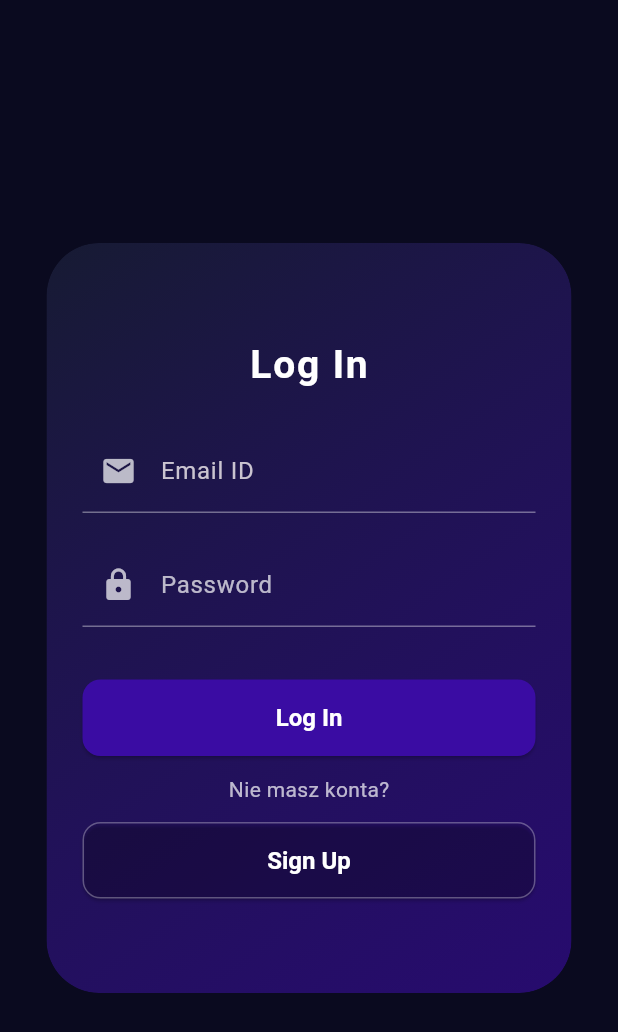
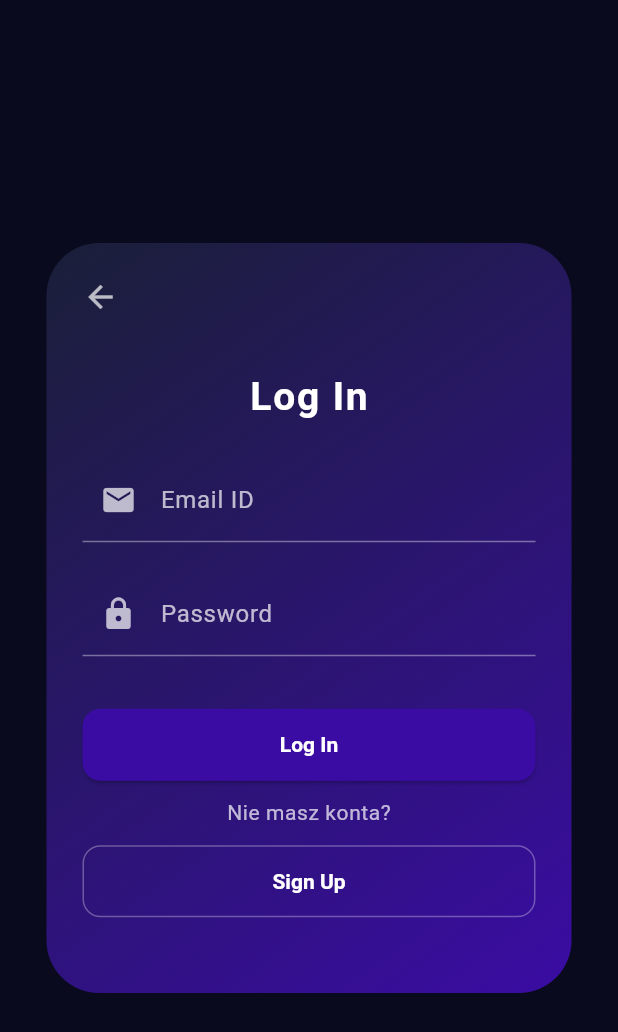
Before and after one commit to BimBomTeam/ab-planner-front, a Flutter app: the screen it shows after launch, after a tap on the "login" icon, on a phone screen of 412 x 824 dp. Shown: the top 1032 px of the screen. Run offline on Flutter 3.47's test engine with Material 3 defaults, Android fonts, the phone set to English and light mode, and no system bars.

Commit message:
add launch configuration, improve custom login theme and navigation

```diff
--- a/ab_planner/lib/main.dart
+++ b/ab_planner/lib/main.dart
@@ -11,61 +11,60 @@ void main() {
 
 final ThemeData customLoginTheme = ThemeData(
   brightness: Brightness.dark,
-  scaffoldBackgroundColor: Color(0xFF0A0A1F), // ciemne tło
+  scaffoldBackgroundColor: const Color(0xFF0A0A1F),
 
-  inputDecorationTheme: InputDecorationTheme(
-    filled: false,
+  inputDecorationTheme: const InputDecorationTheme(
+    prefixIconColor: Colors.white70,
+    labelStyle: TextStyle(color: Colors.white70),
     hintStyle: TextStyle(color: Colors.white70),
     enabledBorder: UnderlineInputBorder(
-      borderSide: BorderSide(color: Colors.white30),
+      borderSide: BorderSide(color: Colors.white38),
     ),
     focusedBorder: UnderlineInputBorder(
       borderSide: BorderSide(color: Colors.white),
     ),
-    prefixIconColor: Colors.white,
   ),
 
-  textTheme: TextTheme(
+  textTheme: const TextTheme(
     bodyMedium: TextStyle(color: Colors.white),
     labelLarge: TextStyle(color: Colors.white),
     titleLarge: TextStyle(
       fontWeight: FontWeight.bold,
-      fontSize: 22,
+      fontSize: 26,
+      letterSpacing: 1.2,
       color: Colors.white,
     ),
+    bodySmall: TextStyle(color: Colors.white70, fontSize: 14),
   ),
 
   elevatedButtonTheme: ElevatedButtonThemeData(
     style: ElevatedButton.styleFrom(
-      backgroundColor: Color(0xFF6C00FF), // fiolet
+      backgroundColor: Color(0xFF3A0CA3),
+      foregroundColor: Colors.white,
       shape: RoundedRectangleBorder(
         borderRadius: BorderRadius.circular(12),
       ),
-      padding: EdgeInsets.symmetric(vertical: 14),
-      textStyle: TextStyle(
-        fontWeight: FontWeight.bold,
-        fontSize: 16,
-      ),
+      padding: const EdgeInsets.symmetric(vertical: 16),
+      textStyle: TextStyle(fontWeight: FontWeight.bold),
     ),
   ),
 
   outlinedButtonTheme: OutlinedButtonThemeData(
     style: OutlinedButton.styleFrom(
-      side: BorderSide(color: Colors.white),
+      backgroundColor: Colors.transparent,
+      foregroundColor: Colors.white,
+      side: const BorderSide(color: Colors.white30),
       shape: RoundedRectangleBorder(
         borderRadius: BorderRadius.circular(12),
       ),
-      foregroundColor: Colors.white,
-      padding: EdgeInsets.symmetric(vertical: 14),
-      textStyle: TextStyle(
-        fontWeight: FontWeight.bold,
-        fontSize: 16,
-      ),
+      padding: const EdgeInsets.symmetric(vertical: 16),
+      textStyle: const TextStyle(fontWeight: FontWeight.bold),
     ),
   ),
 
-  iconTheme: IconThemeData(color: Colors.white70),
+  iconTheme: const IconThemeData(color: Colors.white70),
 );
+
 
 class MainApp extends StatelessWidget {
   const MainApp({super.key});
@@ -73,6 +72,9 @@ class MainApp extends StatelessWidget {
   @override
   Widget build(BuildContext context) {
     return MaterialApp(
+      builder: (context, child) {
+    return SafeArea(child: child!);
+  },
       theme: customLoginTheme,
       localizationsDelegates:  const [
         GlobalMaterialLocalizations.delegate,
@@ -83,7 +85,7 @@ class MainApp extends StatelessWidget {
         Locale('pl', 'PL'),
         Locale('en', 'US'),
       ],
-      home: const MainScreen(),
+      home: SafeArea(child: const MainScreen()),
     );
   }
 }
--- a/ab_planner/lib/screens/log_in_screen.dart
+++ b/ab_planner/lib/screens/log_in_screen.dart
@@ -1,110 +1,98 @@
+import 'package:ab_planner/screens/main_screen.dart';
+import 'package:ab_planner/screens/sign_up_screen.dart';
 import 'package:flutter/material.dart';
-import 'dart:ui';
 
 class LogInScreen extends StatelessWidget {
   const LogInScreen({super.key});
 
   @override
   Widget build(BuildContext context) {
+    final theme = Theme.of(context);
+
     return Scaffold(
+      backgroundColor: theme.scaffoldBackgroundColor,
       body: Center(
-        child: ClipRRect(
-          borderRadius: BorderRadius.circular(35.0),
-          child: BackdropFilter(
-            filter: ImageFilter.blur(sigmaX: 15.0, sigmaY: 15.0),
         child: Container(
           width: 350,
           height: 500,
           decoration: BoxDecoration(
-                gradient: LinearGradient(
-                  colors: [
-                    const Color(0xFF1A1F38).withAlpha(204),
-                    const Color(0xFF3A0CA3).withAlpha(153),
-                  ],
+            gradient: const LinearGradient(
+              colors: [Color(0xFF1A1F38), Color(0xFF3A0CA3)],
               begin: Alignment.topLeft,
               end: Alignment.bottomRight,
             ),
             borderRadius: BorderRadius.circular(35.0),
           ),
-              padding: const EdgeInsets.all(24.0),
+          child: Stack(
+            children: [
+
+              Positioned(
+                top: 12,
+                left: 12,
+                child: IconButton(
+                  icon: const Icon(Icons.arrow_back),
+                  onPressed: () {
+                    Navigator.pop(context);
+                  },
+                ),
+              ),
+
+              Padding(
+                padding: const EdgeInsets.fromLTRB(24, 60, 24, 24),
                 child: Column(
                   mainAxisAlignment: MainAxisAlignment.center,
                   children: [
-                  const Text(
-                    'Log In',
-                    style: TextStyle(
-                      fontSize: 26,
-                      fontWeight: FontWeight.bold,
-                      letterSpacing: 1.2,
-                    ),
-                  ),
+                    Text('Log In', style: theme.textTheme.titleLarge),
                     const SizedBox(height: 24),
+
                     TextField(
                       keyboardType: TextInputType.emailAddress,
                       decoration: const InputDecoration(
-                      prefixIcon: Icon(Icons.email, color: Colors.white70),
+                        prefixIcon: Icon(Icons.email),
                         labelText: 'Email ID',
-                      enabledBorder: UnderlineInputBorder(
-                        borderSide: BorderSide(color: Colors.white38),
-                      ),
-                      focusedBorder: UnderlineInputBorder(
-                        borderSide: BorderSide(color: Colors.white),
                       ),
                     ),
-                  ),
+
                     const SizedBox(height: 20),
+
                     TextField(
                       obscureText: true,
-                    style: const TextStyle(color: Colors.white),
                       decoration: const InputDecoration(
-                      prefixIcon: Icon(Icons.lock, color: Colors.white70),
+                        prefixIcon: Icon(Icons.lock),
                         labelText: 'Password',
-                      labelStyle: TextStyle(color: Colors.white70),
-                      enabledBorder: UnderlineInputBorder(
-                        borderSide: BorderSide(color: Colors.white38),
-                      ),
-                      focusedBorder: UnderlineInputBorder(
-                        borderSide: BorderSide(color: Colors.white),
                       ),
                     ),
-                  ),
+
                     const SizedBox(height: 35),
+
                     Column(
                       crossAxisAlignment: CrossAxisAlignment.stretch,
                       children: [
                         ElevatedButton(
-                        style: ElevatedButton.styleFrom(
-                          backgroundColor: const Color(0xFF3A0CA3),
-                          foregroundColor: Colors.white,
-                          shape: RoundedRectangleBorder(
-                            borderRadius: BorderRadius.circular(12),
-                          ),
-                          padding: const EdgeInsets.symmetric(vertical: 16),
-                        ),
                           onPressed: () {
-                          //TODO: Implement log in functionality
+                            // TODO: Implement log in functionality
                           },
                           child: const Text('Log In'),
                         ),
+
                         const SizedBox(height: 12),
-                      const Center(
+
+                        Center(
                           child: Text(
                             'Nie masz konta?',
-                          style: TextStyle(color: Colors.white70, fontSize: 14),
+                            style: theme.textTheme.bodySmall,
                           ),
                         ),
+
                         const SizedBox(height: 12),
-                      ElevatedButton(
-                        style: ElevatedButton.styleFrom(
-                          backgroundColor: Colors.transparent,
-                          foregroundColor: Colors.white,
-                          side: const BorderSide(color: Colors.white30),
-                          shape: RoundedRectangleBorder(
-                            borderRadius: BorderRadius.circular(12),
-                          ),
-                          padding: const EdgeInsets.symmetric(vertical: 16),
-                        ),
-                        onPressed: () {} ,//TODO zrobić nawigację do ekranu rejestracji,
+
+                        OutlinedButton(
+                          onPressed: () {
+                            Navigator.push(
+                              context,
+                              MaterialPageRoute(builder: (context) => const SignUpScreen()),
+                            );
+                          },
                           child: const Text('Sign Up'),
                         ),
                       ],
@@ -112,6 +100,7 @@ class LogInScreen extends StatelessWidget {
                   ],
                 ),
               ),
+            ],
           ),
         ),
       ),
```
Also changed, not shown: ab_planner/lib/screens/sign_up_screen.dart (+33 -24 lines). Lines whose indentation alone changed are shown as unchanged.
